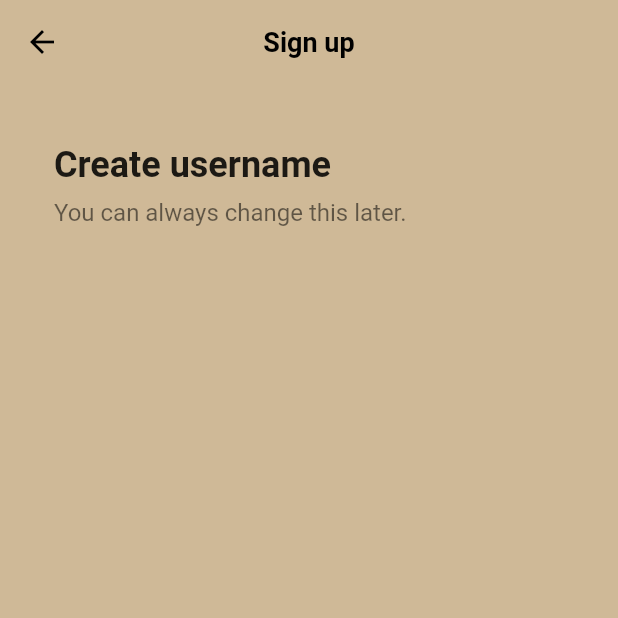
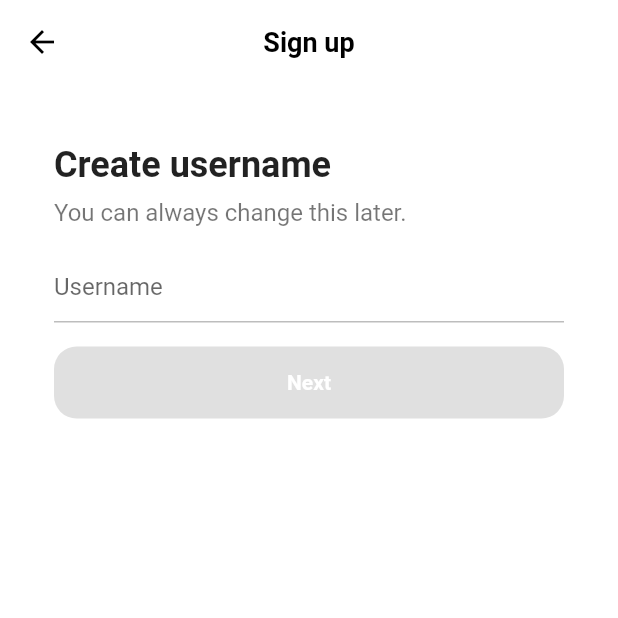
Before and after one commit to Dhui-Park/flutter_practice_app, a Flutter app: the screen it shows after launch, after a tap on "Use email & password", on a phone screen of 412 x 824 dp, the top half of it. Run offline on Flutter 3.47's test engine with Material 2 defaults, Android fonts, the phone set to English and light mode, and no system bars; our stand-ins replace font_awesome_flutter.

Commit message:
Username Screen

```diff
--- a/lib/features/authentication/email_screen.dart
+++ b/lib/features/authentication/email_screen.dart
@@ -1,42 +0,0 @@
-import 'package:flutter/material.dart';
-import 'package:flutter_practice/constants/gaps.dart';
-import 'package:flutter_practice/constants/sizes.dart';
-
-class EmailScreen extends StatelessWidget {
-  const EmailScreen({super.key});
-
-  @override
-  Widget build(BuildContext context) {
-    return Scaffold(
-      appBar: AppBar(
-        title: const Text("Sign up"),
-      ),
-      body: Padding(
-        padding: const EdgeInsets.symmetric(
-          horizontal: Sizes.size36,
-        ),
-        child: Column(
-          crossAxisAlignment: CrossAxisAlignment.start,
-          children: const [
-            Gaps.v40,
-            Text(
-              "Create username",
-              style: TextStyle(
-                fontSize: Sizes.size24,
-                fontWeight: FontWeight.w700,
-              ),
-            ),
-            Gaps.v8,
-            Text(
-              "You can always change this later.",
-              style: TextStyle(
-                fontSize: Sizes.size16,
-                color: Colors.black54,
-              ),
-            ),
-          ],
-        ),
-      ),
-    );
-  }
-}
--- a/lib/features/authentication/sign_up_screen.dart
+++ b/lib/features/authentication/sign_up_screen.dart
@@ -5,7 +5,7 @@ import 'package:font_awesome_flutter/font_awesome_flutter.dart';
 
 import '../../constants/gaps.dart';
 import '../../constants/sizes.dart';
-import 'email_screen.dart';
+import 'username_screen.dart';
 
 class SignUpScreen extends StatelessWidget {
   const SignUpScreen({super.key});
@@ -21,7 +21,7 @@ class SignUpScreen extends StatelessWidget {
   void _onEmailTap(BuildContext context) {
     Navigator.of(context).push(
       MaterialPageRoute(
-        builder: (context) => const EmailScreen(),
+        builder: (context) => const UsernameScreen(),
       ),
     );
   }
--- a/lib/features/authentication/username_screen.dart
+++ b/lib/features/authentication/username_screen.dart
@@ -0,0 +1,103 @@
+import 'package:flutter/material.dart';
+import 'package:flutter_practice/constants/gaps.dart';
+import 'package:flutter_practice/constants/sizes.dart';
+
+class UsernameScreen extends StatefulWidget {
+  const UsernameScreen({super.key});
+
+  @override
+  State<UsernameScreen> createState() => _UsernameScreenState();
+}
+
+class _UsernameScreenState extends State<UsernameScreen> {
+  final TextEditingController _usernameController = TextEditingController();
+
+  String _username = "";
+
+  @override
+  void initState() {
+    super.initState();
+    _usernameController.addListener(() {
+      setState(() {
+        _username = _usernameController.text;
+      });
+    });
+  }
+
+  @override
+  Widget build(BuildContext context) {
+    return Scaffold(
+      appBar: AppBar(
+        title: const Text("Sign up"),
+      ),
+      body: Padding(
+        padding: const EdgeInsets.symmetric(
+          horizontal: Sizes.size36,
+        ),
+        child: Column(
+          crossAxisAlignment: CrossAxisAlignment.start,
+          children: [
+            Gaps.v40,
+            const Text(
+              "Create username",
+              style: TextStyle(
+                fontSize: Sizes.size24,
+                fontWeight: FontWeight.w700,
+              ),
+            ),
+            Gaps.v8,
+            const Text(
+              "You can always change this later.",
+              style: TextStyle(
+                fontSize: Sizes.size16,
+                color: Colors.black54,
+              ),
+            ),
+            Gaps.v16,
+            TextField(
+              controller: _usernameController,
+              decoration: InputDecoration(
+                hintText: "Username",
+                enabledBorder: UnderlineInputBorder(
+                  borderSide: BorderSide(
+                    color: Colors.grey.shade400,
+                  ),
+                ),
+                focusedBorder: UnderlineInputBorder(
+                  borderSide: BorderSide(
+                    color: Theme.of(context).primaryColor,
+                  ),
+                ),
+              ),
+              cursorColor: Theme.of(context).primaryColor,
+            ),
+            Gaps.v16,
+            FractionallySizedBox(
+              widthFactor: 1,
+              child: AnimatedContainer(
+                duration: const Duration(milliseconds: 300),
+                padding: const EdgeInsets.symmetric(
+                  vertical: Sizes.size16,
+                ),
+                decoration: BoxDecoration(
+                  borderRadius: BorderRadius.circular(15),
+                  color: _username.length < 5
+                      ? Colors.grey.shade300
+                      : Theme.of(context).primaryColor,
+                ),
+                child: const Text(
+                  'Next',
+                  textAlign: TextAlign.center,
+                  style: TextStyle(
+                    color: Colors.white,
+                    fontWeight: FontWeight.w600,
+                  ),
+                ),
+              ),
+            )
+          ],
+        ),
+      ),
+    );
+  }
+}
--- a/lib/main.dart
+++ b/lib/main.dart
@@ -19,7 +19,7 @@ class FlutterPracticeApp extends StatelessWidget {
         appBarTheme: const AppBarTheme(
           centerTitle: true,
           foregroundColor: Colors.black,
-          backgroundColor: Color(0xFFCFB997),
+          backgroundColor: Colors.white,
           elevation: 0,
           titleTextStyle: TextStyle(
             color: Colors.black,
@@ -27,7 +27,7 @@ class FlutterPracticeApp extends StatelessWidget {
             fontWeight: FontWeight.w600,
           ),
         ),
-        scaffoldBackgroundColor: const Color(0xFFCFB997),
+        scaffoldBackgroundColor: Colors.white,
         primaryColor: const Color(0xFFCFB997),
       ),
       home: const SignUpScreen(),
```
